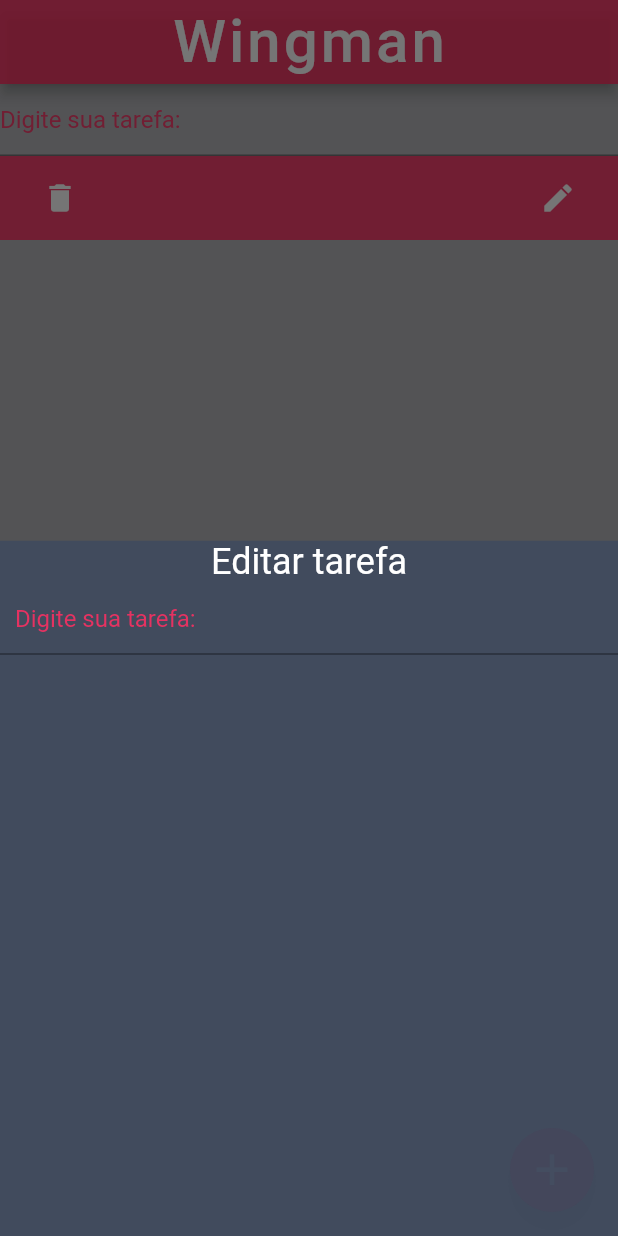
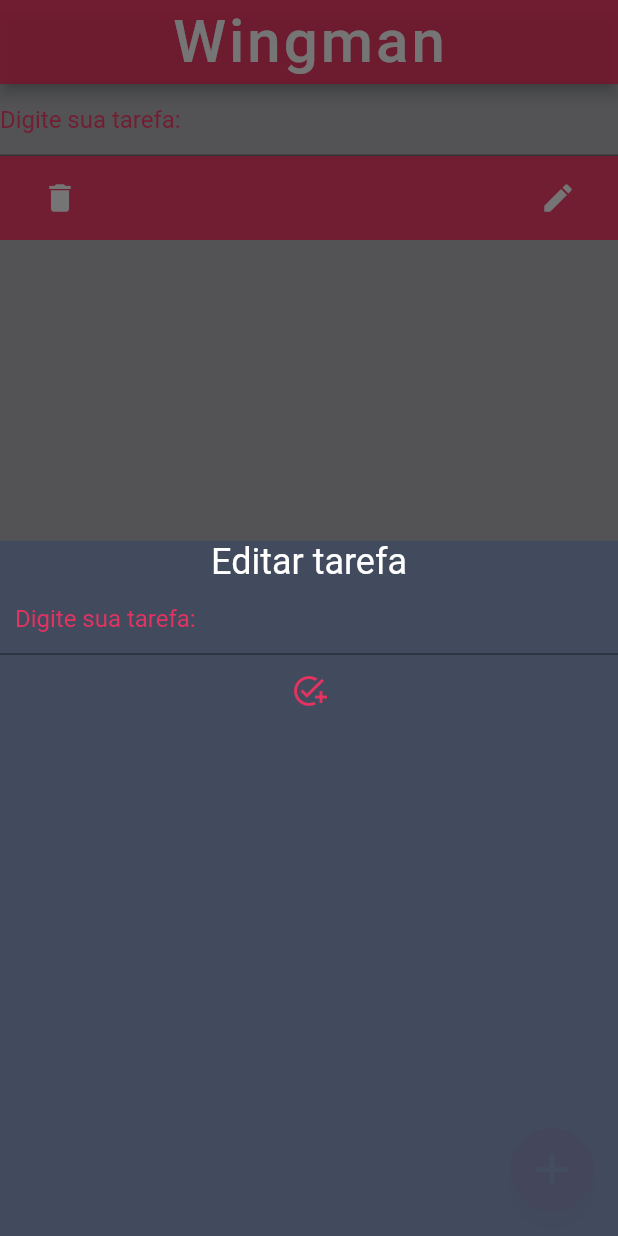
Before and after one commit to LucaBobbioDev/Flutter-AppToDo, a Flutter app: the screen it shows after launch, after a tap on the "add" icon, after a tap on the "edit" icon, on a phone screen of 412 x 824 dp. Run offline on Flutter 3.47's test engine with Material 2 defaults, Android fonts, the phone set to English and light mode, and no system bars.

Commit message:
Edit Button

```diff
--- a/lib/src/home/home_page.dart
+++ b/lib/src/home/home_page.dart
@@ -29,7 +29,7 @@ class _HomePageState extends State<HomePage> {
         backgroundColor: const Color.fromARGB(220, 255, 46, 98),
       ),
       body: Center(
-        child: Column(
+          child: Column(
         children: [
           Row(
             children: [
@@ -88,8 +88,10 @@ class _HomePageState extends State<HomePage> {
                                   ),
                                   TextField(
                                       controller: editController,
-                                      style: const TextStyle(color: Colors.white),
-                                      textCapitalization: TextCapitalization.words,
+                                      style:
+                                          const TextStyle(color: Colors.white),
+                                      textCapitalization:
+                                          TextCapitalization.words,
                                       decoration: const InputDecoration(
                                         hintText: 'Digite sua tarefa:',
                                         hintStyle: TextStyle(
@@ -97,11 +99,22 @@ class _HomePageState extends State<HomePage> {
                                               Color.fromARGB(220, 255, 46, 98),
                                         ),
                                         contentPadding: EdgeInsets.all(10),
-                                      )
-                                  ),
+                                      )),
+                                  IconButton(
+                                      onPressed: () {
+                                        final newText = editController.text;
+                                        setState(() {
+                                          list.removeAt(index);
+                                          list.add(newText);
+                                          editController.clear();
+                                        });
+                                      },
+                                      icon: const Icon(
+                                        Icons.add_task,
+                                        color: Color.fromARGB(220, 255, 46, 98),
+                                      ))
                                 ],
-                              )
-                          );
+                              ));
                         },
                       );
                     },
```
